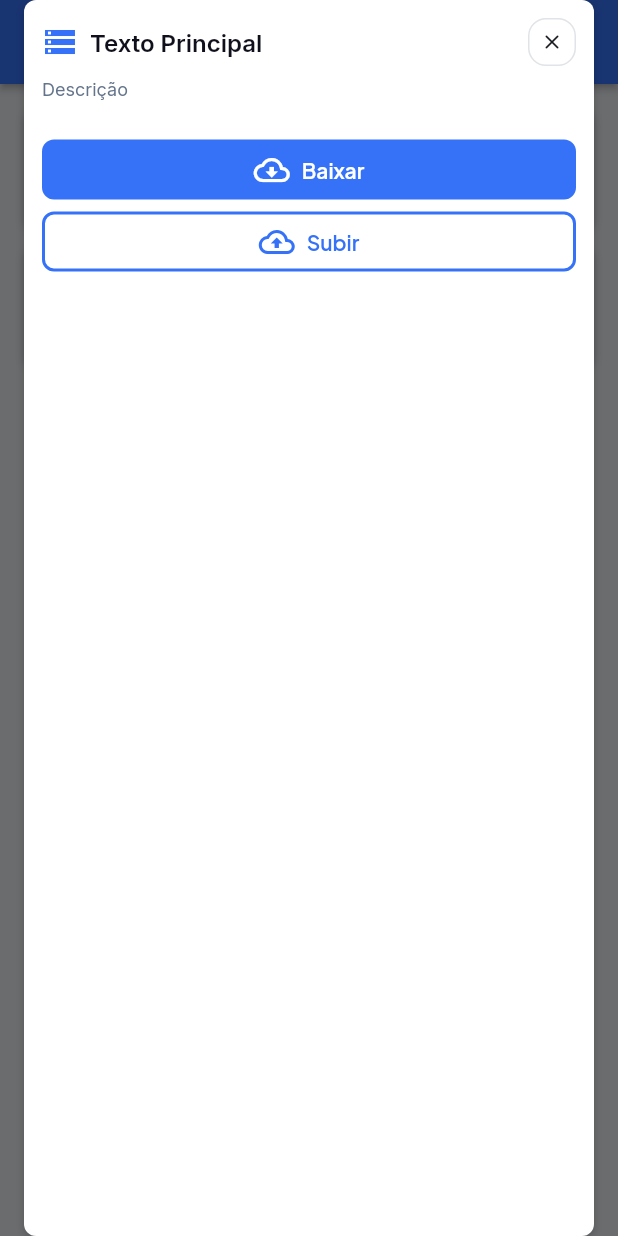
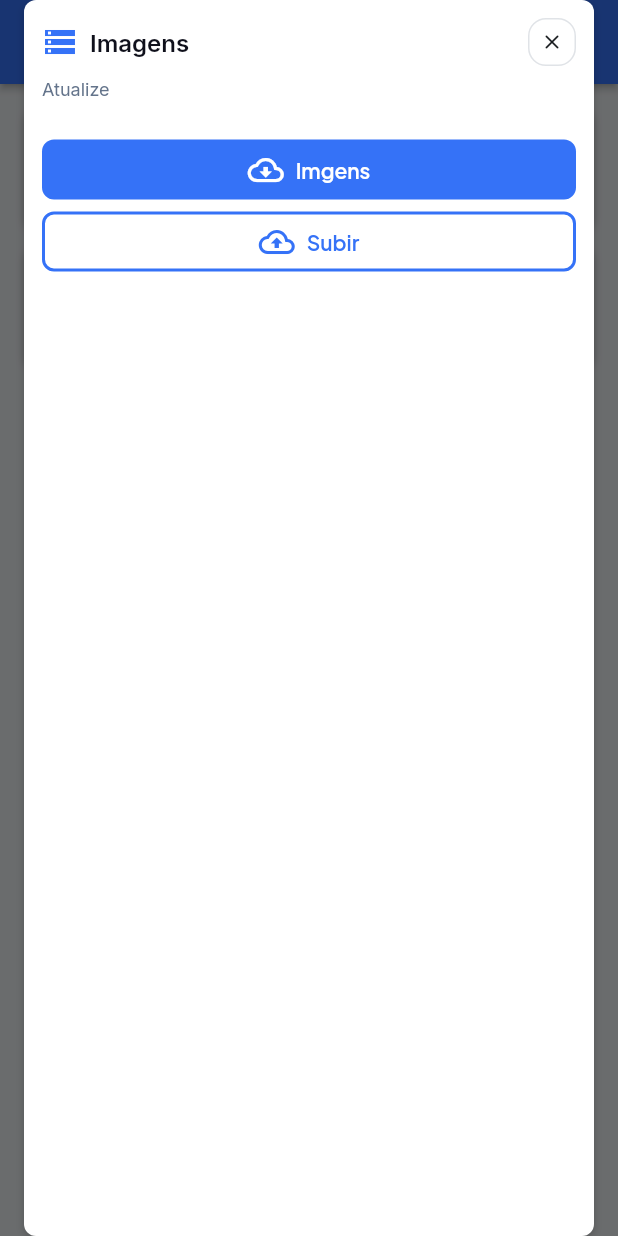
Before and after one commit to MailsonSilva/forcadevendas, a Flutter app: the FerramentasPageWidget screen opened by its route, after a tap on "Imagens", on a phone screen of 412 x 824 dp. Run offline on Flutter 3.47's test engine with Material 3 defaults, Android fonts, the phone set to English and light mode, and no system bars; drawn by our look-alikes of auto_size_text; our stand-ins replace dropdown_button2, easy_debounce, equatable, font_awesome_flutter, from_css_color, go_router and 7 more; missing offline and left inert: json_path, mime_type; accounts and stored records are empty.

Commit message:
Updating to latest FlutterFlow output.

```diff
--- a/lib/components/atualizar_carga_model.dart
+++ b/lib/components/atualizar_carga_model.dart
@@ -7,6 +7,8 @@ class AtualizarCargaModel extends FlutterFlowModel<AtualizarCargaWidget> {
 
   // Stores action output result for [Custom Action - sincronizarImagens] action in BtnBaixar widget.
   dynamic dados;
+  // Stores action output result for [Custom Action - sincronizarImagens] action in BtnSubir widget.
+  dynamic dadosTotais;
 
   @override
   void initState(BuildContext context) {}
--- a/lib/components/atualizar_carga_widget.dart
+++ b/lib/components/atualizar_carga_widget.dart
@@ -9,7 +9,16 @@ import 'atualizar_carga_model.dart';
 export 'atualizar_carga_model.dart';
 
 class AtualizarCargaWidget extends StatefulWidget {
-  const AtualizarCargaWidget({super.key});
+  const AtualizarCargaWidget({
+    super.key,
+    required this.titulo,
+    required this.descricao,
+    required this.tipo,
+  });
+
+  final String? titulo;
+  final String? descricao;
+  final String? tipo;
 
   @override
   State<AtualizarCargaWidget> createState() => _AtualizarCargaWidgetState();
@@ -72,7 +81,10 @@ class _AtualizarCargaWidgetState extends State<AtualizarCargaWidget> {
                   ),
                   Expanded(
                     child: Text(
-                      'Texto Principal',
+                      valueOrDefault<String>(
+                        widget.titulo,
+                        'Título',
+                      ),
                       style: FlutterFlowTheme.of(context).bodyMedium.override(
                             font: GoogleFonts.inter(
                               fontWeight: FontWeight.w600,
@@ -110,7 +122,10 @@ class _AtualizarCargaWidgetState extends State<AtualizarCargaWidget> {
                 child: Padding(
                   padding: EdgeInsetsDirectional.fromSTEB(0.0, 0.0, 0.0, 18.0),
                   child: Text(
+                    valueOrDefault<String>(
+                      widget.descricao,
                       'Descrição',
+                    ),
                     style: FlutterFlowTheme.of(context).bodyMedium.override(
                           font: GoogleFonts.inter(
                             fontWeight: FlutterFlowTheme.of(context)
@@ -133,6 +148,7 @@ class _AtualizarCargaWidgetState extends State<AtualizarCargaWidget> {
               ),
               FFButtonWidget(
                 onPressed: () async {
+                  if (widget.tipo == 'imagens') {
                     _model.dados = await actions.sincronizarImagens(
                       'parcial',
                     );
@@ -151,17 +167,19 @@ class _AtualizarCargaWidgetState extends State<AtualizarCargaWidget> {
                           ).toString()}'),
                           actions: [
                             TextButton(
-                            onPressed: () => Navigator.pop(alertDialogContext),
+                              onPressed: () =>
+                                  Navigator.pop(alertDialogContext),
                               child: Text('Ok'),
                             ),
                           ],
                         );
                       },
                     );
+                  }
 
                   safeSetState(() {});
                 },
-                text: 'Baixar',
+                text: widget.tipo == 'imagens' ? 'Imgens' : 'Dados',
                 icon: Icon(
                   Icons.cloud_download_outlined,
                   size: 24.0,
@@ -193,8 +211,37 @@ class _AtualizarCargaWidgetState extends State<AtualizarCargaWidget> {
                 ),
               ),
               FFButtonWidget(
-                onPressed: () {
-                  print('BtnSubir pressed ...');
+                onPressed: () async {
+                  if (widget.tipo == 'imagens') {
+                    _model.dadosTotais = await actions.sincronizarImagens(
+                      'total',
+                    );
+                    await showDialog(
+                      context: context,
+                      builder: (alertDialogContext) {
+                        return AlertDialog(
+                          title: Text('Atualizando'),
+                          content:
+                              Text('\"Sinconização concluída: \"${getJsonField(
+                            _model.dadosTotais,
+                            r'''$.ok''',
+                          ).toString()}\" de \"${getJsonField(
+                            _model.dadosTotais,
+                            r'''$.total''',
+                          ).toString()}'),
+                          actions: [
+                            TextButton(
+                              onPressed: () =>
+                                  Navigator.pop(alertDialogContext),
+                              child: Text('Ok'),
+                            ),
+                          ],
+                        );
+                      },
+                    );
+                  }
+
+                  safeSetState(() {});
                 },
                 text: 'Subir',
                 icon: Icon(
--- a/lib/pages/ferramentas/ferramentas_page/ferramentas_page_widget.dart
+++ b/lib/pages/ferramentas/ferramentas_page/ferramentas_page_widget.dart
@@ -132,7 +132,11 @@ class _FerramentasPageWidgetState extends State<FerramentasPageWidget> {
                                     FocusManager.instance.primaryFocus
                                         ?.unfocus();
                                   },
-                                  child: AtualizarCargaWidget(),
+                                  child: AtualizarCargaWidget(
+                                    titulo: 'Imagens',
+                                    descricao: 'Atualize',
+                                    tipo: 'imagens',
+                                  ),
                                 ),
                               );
                             },
@@ -245,8 +249,40 @@ class _FerramentasPageWidgetState extends State<FerramentasPageWidget> {
                     ],
                     borderRadius: BorderRadius.circular(8.0),
                   ),
-                  child: Padding(
+                  child: Builder(
+                    builder: (context) => Padding(
                       padding: EdgeInsets.all(12.0),
+                      child: InkWell(
+                        splashColor: Colors.transparent,
+                        focusColor: Colors.transparent,
+                        hoverColor: Colors.transparent,
+                        highlightColor: Colors.transparent,
+                        onTap: () async {
+                          await showDialog(
+                            context: context,
+                            builder: (dialogContext) {
+                              return Dialog(
+                                elevation: 0,
+                                insetPadding: EdgeInsets.zero,
+                                backgroundColor: Colors.transparent,
+                                alignment: AlignmentDirectional(0.0, 0.0)
+                                    .resolve(Directionality.of(context)),
+                                child: GestureDetector(
+                                  onTap: () {
+                                    FocusScope.of(dialogContext).unfocus();
+                                    FocusManager.instance.primaryFocus
+                                        ?.unfocus();
+                                  },
+                                  child: AtualizarCargaWidget(
+                                    titulo: 'Dados',
+                                    descricao: 'Atualize dados',
+                                    tipo: 'dados',
+                                  ),
+                                ),
+                              );
+                            },
+                          );
+                        },
                         child: Row(
                           mainAxisSize: MainAxisSize.max,
                           children: [
@@ -266,7 +302,8 @@ class _FerramentasPageWidgetState extends State<FerramentasPageWidget> {
                             Expanded(
                               child: Column(
                                 mainAxisSize: MainAxisSize.max,
-                            mainAxisAlignment: MainAxisAlignment.spaceEvenly,
+                                mainAxisAlignment:
+                                    MainAxisAlignment.spaceEvenly,
                                 crossAxisAlignment: CrossAxisAlignment.start,
                                 children: [
                                   Text(
@@ -276,14 +313,16 @@ class _FerramentasPageWidgetState extends State<FerramentasPageWidget> {
                                         .override(
                                           font: GoogleFonts.plusJakartaSans(
                                             fontWeight: FontWeight.w600,
-                                        fontStyle: FlutterFlowTheme.of(context)
+                                            fontStyle:
+                                                FlutterFlowTheme.of(context)
                                                     .bodyMedium
                                                     .fontStyle,
                                           ),
                                           fontSize: 16.0,
                                           letterSpacing: 0.0,
                                           fontWeight: FontWeight.w600,
-                                      fontStyle: FlutterFlowTheme.of(context)
+                                          fontStyle:
+                                              FlutterFlowTheme.of(context)
                                                   .bodyMedium
                                                   .fontStyle,
                                         ),
@@ -294,10 +333,12 @@ class _FerramentasPageWidgetState extends State<FerramentasPageWidget> {
                                         .bodyMedium
                                         .override(
                                           font: GoogleFonts.inter(
-                                        fontWeight: FlutterFlowTheme.of(context)
+                                            fontWeight:
+                                                FlutterFlowTheme.of(context)
                                                     .bodyMedium
                                                     .fontWeight,
-                                        fontStyle: FlutterFlowTheme.of(context)
+                                            fontStyle:
+                                                FlutterFlowTheme.of(context)
                                                     .bodyMedium
                                                     .fontStyle,
                                           ),
@@ -305,10 +346,12 @@ class _FerramentasPageWidgetState extends State<FerramentasPageWidget> {
                                               .secondaryText,
                                           fontSize: 12.0,
                                           letterSpacing: 0.0,
-                                      fontWeight: FlutterFlowTheme.of(context)
+                                          fontWeight:
+                                              FlutterFlowTheme.of(context)
                                                   .bodyMedium
                                                   .fontWeight,
-                                      fontStyle: FlutterFlowTheme.of(context)
+                                          fontStyle:
+                                              FlutterFlowTheme.of(context)
                                                   .bodyMedium
                                                   .fontStyle,
                                         ),
@@ -326,6 +369,8 @@ class _FerramentasPageWidgetState extends State<FerramentasPageWidget> {
                       ),
                     ),
                   ),
+                ),
+              ),
             ]
                 .divide(SizedBox(height: 12.0))
                 .addToStart(SizedBox(height: 16.0))
```
Lines whose indentation alone changed are shown as unchanged.
